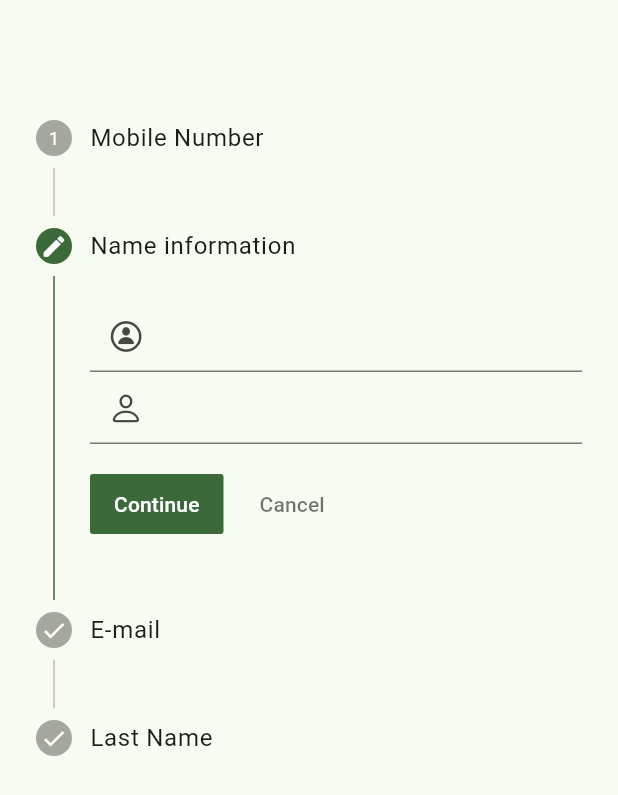
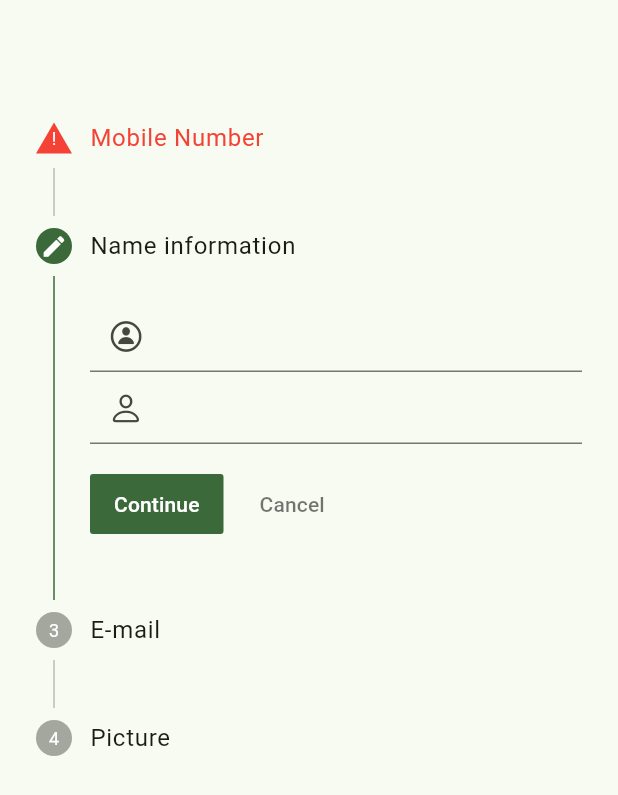
Before and after one commit to amishad7/CONTACT_APP, a Flutter app: the screen it shows after launch, after a tap on "Add", after a tap on "Continue", on a phone screen of 412 x 824 dp. Shown: the top 795 px of the screen. Run offline on Flutter 3.47's test engine with Material 2 defaults, Android fonts, the light colour scheme and no system bars; our stand-ins replace carousel_slider, google_fonts, image_picker; accounts and stored records are empty; network calls fail.

Commit message:
Contact_ screen

```diff
--- a/lib/Utils/Global.dart
+++ b/lib/Utils/Global.dart
@@ -1,3 +1,11 @@
+import 'package:image_picker/image_picker.dart';
+
 class Global {
   static int currentIndexStep = 0;
+  static XFile? img;
+
+  static String? name;
+  static String? email;
+  static String? l_name;
+  static String? number;
 }
--- a/lib/Views/INTRO_.dart
+++ b/lib/Views/INTRO_.dart
@@ -1,19 +1,96 @@
-// import 'package:flutter/material.dart';
-//
-// class Intro_ extends StatefulWidget {
-//   const Intro_({super.key});
-//
-//   @override
-//   State<Intro_> createState() => _Intro_State();
-// }
-//
-// class _Intro_State extends State<Intro_> {
-//   @override
-//   Widget build(BuildContext context) {
-//     return Scaffold(
-//       body: Column(
-//         children: [],
-//       ),
-//     );
-//   }
-// }
+import 'dart:async';
+
+import 'package:carousel_slider/carousel_slider.dart';
+import 'package:flutter/material.dart';
+
+class Intro_ extends StatefulWidget {
+  const Intro_({super.key});
+
+  @override
+  State<Intro_> createState() => _Intro_State();
+}
+
+class _Intro_State extends State<Intro_> {
+  @override
+  Widget build(BuildContext context) {
+    Timer(Duration(seconds: 3), () {
+      Navigator.pushReplacementNamed(context, "Main");
+    });
+
+    return Scaffold(
+      body: Column(
+        children: [
+          const SizedBox(height: 100),
+          Container(
+            padding: const EdgeInsets.symmetric(horizontal: 20),
+            child: CarouselSlider(
+              items: [
+                Container(
+                  height: 30,
+                  width: 290,
+                  decoration: BoxDecoration(
+                    borderRadius: BorderRadius.circular(18),
+                    color: Colors.greenAccent,
+                    image: const DecorationImage(
+                      fit: BoxFit.cover,
+                      image: NetworkImage(
+                        "https://i.pinimg.com/564x/d1/f0/b8/d1f0b8f919ced3799afd41ebc4a4bb5d.jpg",
+                      ),
+                    ),
+                  ),
+                ),
+                Container(
+                  height: 30,
+                  width: 290,
+                  decoration: BoxDecoration(
+                    borderRadius: BorderRadius.circular(18),
+                    color: Colors.greenAccent,
+                    image: const DecorationImage(
+                      fit: BoxFit.cover,
+                      image: NetworkImage(
+                        "https://i.pinimg.com/736x/f5/94/9c/f5949c6ec2ce370ed1e3000455549bb8.jpg",
+                      ),
+                    ),
+                  ),
+                ),
+                Container(
+                  height: 30,
+                  width: 290,
+                  decoration: BoxDecoration(
+                    borderRadius: BorderRadius.circular(18),
+                    color: Colors.greenAccent,
+                    image: const DecorationImage(
+                      fit: BoxFit.cover,
+                      image: NetworkImage(
+                        "https://i.pinimg.com/564x/c0/fa/5b/c0fa5b9988af522c5a747bd07fc488fc.jpg",
+                      ),
+                    ),
+                  ),
+                ),
+                Container(
+                  height: 30,
+                  width: 290,
+                  decoration: BoxDecoration(
+                    borderRadius: BorderRadius.circular(18),
+                    color: Colors.greenAccent,
+                    image: const DecorationImage(
+                      fit: BoxFit.cover,
+                      image: NetworkImage(
+                        "https://i.pinimg.com/564x/ac/e9/58/ace958287d032488b88ec6cfd67e6c93.jpg",
+                      ),
+                    ),
+                  ),
+                ),
+              ],
+              options: CarouselOptions(
+                autoPlay: true,
+                aspectRatio: 2.0,
+                enlargeCenterPage: true,
+              ),
+            ),
+          ),
+        ],
+      ),
+    );
+  }
+}
--- a/lib/Views/second.dart
+++ b/lib/Views/second.dart
@@ -1,6 +1,9 @@
+import 'dart:io';
+
 import 'package:contact_app/Utils/Global.dart';
 import 'package:flutter/cupertino.dart';
 import 'package:flutter/material.dart';
+import 'package:image_picker/image_picker.dart';
 
 class Contacts_ extends StatefulWidget {
   const Contacts_({super.key});
@@ -12,6 +15,8 @@ class Contacts_ extends StatefulWidget {
 class _Contacts_State extends State<Contacts_> {
   @override
   Widget build(BuildContext context) {
+    ImagePicker picker = ImagePicker();
+    final _formKey = GlobalKey<FormState>();
     return Scaffold(
       appBar: AppBar(),
       body: Stepper(
@@ -35,13 +40,27 @@ class _Contacts_State extends State<Contacts_> {
           Step(
             state: (Global.currentIndexStep == 0)
                 ? StepState.editing
+                : (Global.number == null)
+                    ? StepState.error
                     : StepState.indexed,
             title: const Text("Mobile Number"),
-            content: TextFormField(
+            content: Form(
+              key: _formKey,
+              child: TextFormField(
                 keyboardType: TextInputType.phone,
+                onSaved: (newValue) {
+                  Global.number = newValue.toString();
+                },
+                validator: (value) {
+                  if (value == null || value.isEmpty) {
+                    return 'Please enter some text';
+                  }
+                  return null;
+                },
                 decoration: const InputDecoration(
                   prefixIcon: Icon(
                     CupertinoIcons.phone,
+                  ),
                 ),
               ),
             ),
@@ -50,11 +69,16 @@ class _Contacts_State extends State<Contacts_> {
           Step(
             state: (Global.currentIndexStep == 1)
                 ? StepState.editing
+                : (Global.name == null && Global.l_name == null)
+                    ? StepState.error
                     : StepState.indexed,
             title: const Text("Name information"),
             content: Column(
               children: [
                 TextFormField(
+                  onSaved: (newValue) {
+                    Global.name = newValue.toString();
+                  },
                   keyboardType: TextInputType.name,
                   decoration: const InputDecoration(
                     prefixIcon: Icon(
@@ -63,6 +87,9 @@ class _Contacts_State extends State<Contacts_> {
                   ),
                 ),
                 TextFormField(
+                  onSaved: (newValue) {
+                    Global.l_name = newValue.toString();
+                  },
                   keyboardType: TextInputType.name,
                   decoration: const InputDecoration(
                     prefixIcon: Icon(
@@ -77,9 +104,14 @@ class _Contacts_State extends State<Contacts_> {
           Step(
             state: (Global.currentIndexStep == 2)
                 ? StepState.editing
-                : StepState.complete,
+                : (Global.email == null)
+                    ? StepState.error
+                    : StepState.indexed,
             title: const Text("E-mail"),
             content: TextFormField(
+              onSaved: (newValue) {
+                Global.email = newValue.toString();
+              },
               keyboardType: TextInputType.emailAddress,
               decoration: const InputDecoration(
                 prefixIcon: Icon(
@@ -92,14 +124,26 @@ class _Contacts_State extends State<Contacts_> {
           Step(
             state: (Global.currentIndexStep == 3)
                 ? StepState.editing
-                : StepState.complete,
-            title: const Text("Last Name"),
+                : StepState.indexed,
+            title: const Text("Picture"),
             isActive: (Global.currentIndexStep == 3) ? true : false,
-            content: GestureDetector(
-              onTap: () {},
-              child: const CircleAvatar(
+            content: InkWell(
+              onTap: () async {
+                Global.img = await picker.pickImage(
+                  source: ImageSource.gallery,
+                );
+                setState(() {});
+              },
+              child: CircleAvatar(
                 radius: 50,
-                child: Icon(CupertinoIcons.camera),
+                backgroundImage: (Global.img == null)
+                    ? null
+                    : Image.file(
+                        File(Global.img!.path),
+                      ).image,
+                child: (Global.img == null)
+                    ? const Icon(CupertinoIcons.camera)
+                    : null,
               ),
             ),
           ),
--- a/lib/main.dart
+++ b/lib/main.dart
@@ -1,4 +1,5 @@
 import 'package:contact_app/Views/First.dart';
+import 'package:contact_app/Views/INTRO_.dart';
 import 'package:contact_app/Views/second.dart';
 import 'package:flutter/material.dart';
 
@@ -11,7 +12,8 @@ void main() {
         colorSchemeSeed: Colors.green,
       ),
       routes: {
-        "/": (context) => const MainPage_(),
+        "/": (context) => const Intro_(),
+        "Main": (context) => const MainPage_(),
         "Create_": (context) => const Contacts_(),
       },
     ),
--- a/pubspec.yaml
+++ b/pubspec.yaml
@@ -37,6 +37,7 @@ dependencies:
   cupertino_icons: ^1.0.2
   google_fonts:
   image_picker:
+  carousel_slider:
 
 dev_dependencies:
   flutter_test:
```
Also changed, not shown: pubspec.lock. Lines whose indentation alone changed are shown as unchanged.
